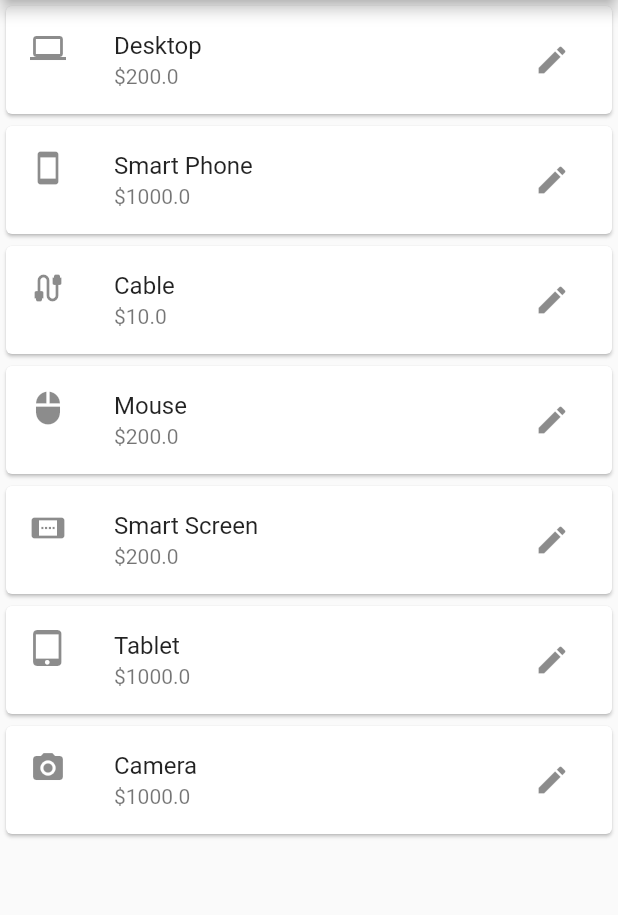
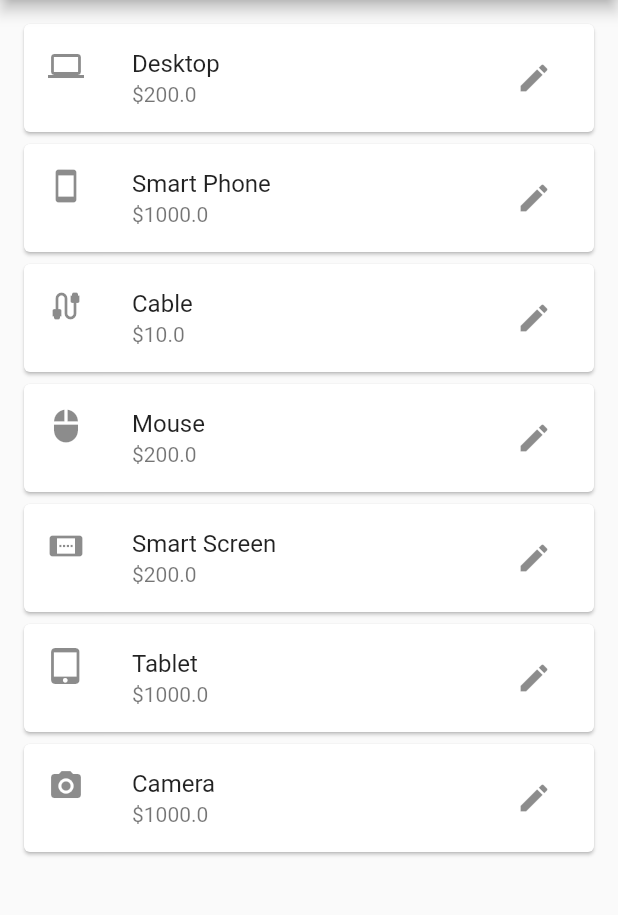
Before and after one commit to AmanuelTefera/mobile-app-assignment, a Flutter app: the screen it shows after launch, on a phone screen of 412 x 824 dp, the part 84-999 px from its top. Run offline on Flutter 3.47's test engine with Material 2 defaults, Android fonts, the phone set to English and light mode, and no system bars.

Commit message:
Update main.dart

```diff
--- a/lib/main.dart
+++ b/lib/main.dart
@@ -35,6 +35,7 @@ class MyHomePage extends StatelessWidget {
         ],
       ),
       body: SingleChildScrollView(
+        padding: EdgeInsets.all(12.0),
         child: Column(
           children: [
             Card(
```
